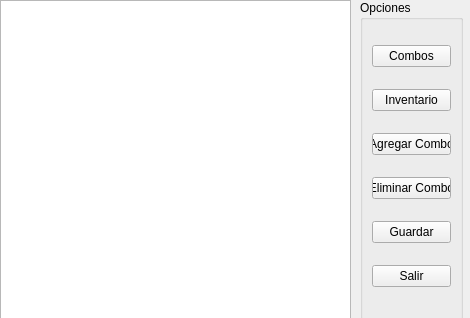
Before: the Qt Designer form agregarcombos.ui in Cthulhu21/Evaluacion, drawn with Qt 5.
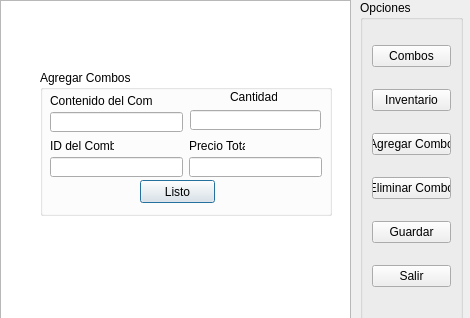
After: the same form once the commit is applied.

Diff of the .ui file:
```diff
--- a/agregarcombos.ui
+++ b/agregarcombos.ui
@@ -77,7 +77,7 @@
      <string>Precio Total</string>
     </property>
    </widget>
-   <widget class="QLineEdit" name="TextoIDAgregar">
+   <widget class="QLineEdit" name="TextoNombre">
     <property name="geometry">
      <rect>
       <x>10</x>
@@ -87,7 +87,7 @@
      </rect>
     </property>
    </widget>
-   <widget class="QLineEdit" name="TextoIDNueva">
+   <widget class="QLineEdit" name="TextoID">
     <property name="geometry">
      <rect>
       <x>10</x>
@@ -214,7 +214,7 @@
      </widget>
     </item>
     <item row="1" column="0">
-     <widget class="QPushButton" name="pushButton">
+     <widget class="QPushButton" name="BotonInventario">
       <property name="text">
        <string>Inventario</string>
       </property>
@@ -250,10 +250,21 @@
     </item>
    </layout>
   </widget>
-  <zorder>CajaAgregarCombos</zorder>
+  <widget class="QTableWidget" name="TablaInventario">
+   <property name="geometry">
+    <rect>
+     <x>0</x>
+     <y>0</y>
+     <width>351</width>
+     <height>321</height>
+    </rect>
+   </property>
+  </widget>
   <zorder>CajaEliminarCombo</zorder>
   <zorder>groupBox</zorder>
+  <zorder>TablaInventario</zorder>
   <zorder>Tabla</zorder>
+  <zorder>CajaAgregarCombos</zorder>
  </widget>
  <resources/>
  <connections/>
```
